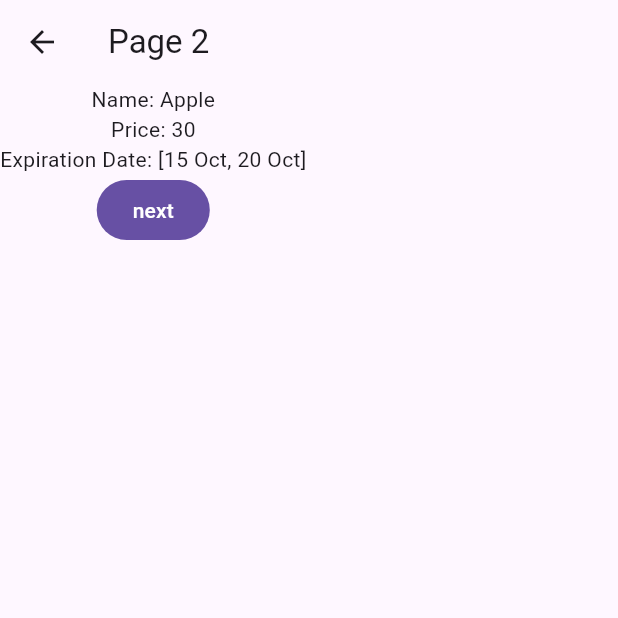
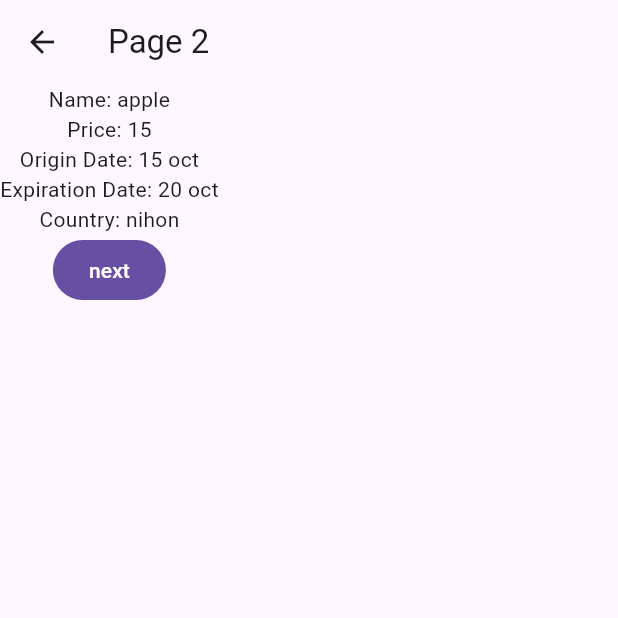
Before and after one commit to 6631501193-blip/flutter_application_, a Flutter app: the Page2 screen opened directly, on a phone screen of 412 x 824 dp, the top half of it. Run offline on Flutter 3.47's test engine with Material 3 defaults, Android fonts, the phone set to English and light mode, and no system bars.

Commit message:
another data transfer

```diff
--- /dev/null
+++ b/lib/week08/fruit.dart
@@ -0,0 +1,14 @@
+class Fruit {
+  String name;
+  int price;
+  List date;
+  String country;
+
+  Fruit(
+     this.name,
+    this.price,
+   this.date,
+     this.country,
+  );
+
+}
--- a/lib/week08/page1.dart
+++ b/lib/week08/page1.dart
@@ -1,4 +1,5 @@
 import 'package:flutter/material.dart';
+import 'package:flutter_application_/week08/fruit.dart';
 import 'package:flutter_application_/week08/page2.dart';
 
 class Page1 extends StatelessWidget {
@@ -16,7 +17,7 @@ class Page1 extends StatelessWidget {
               context,
               MaterialPageRoute(
                 builder: (context) =>
-                    Page2(name: 'Apple', price: 30, date: ['15 Oct', '20 Oct']),
+                    Page2(fruit: Fruit('apple', 15,['15 oct', '20 oct'], 'nihon'),),
               ),
             );
           },
--- a/lib/week08/page2.dart
+++ b/lib/week08/page2.dart
@@ -1,15 +1,12 @@
 import 'package:flutter/material.dart';
+import 'package:flutter_application_/week08/fruit.dart';
 
 class Page2 extends StatelessWidget {
-  String name = '';
-  int price = 0;
-  List date = [];
+Fruit fruit;
 
   Page2({
     super.key,
-    required this.name,
-    required this.price,
-    required this.date,
+    required this.fruit
   });
 
   @override
@@ -22,9 +19,11 @@ class Page2 extends StatelessWidget {
       appBar: AppBar(title: Text('Page 2')),
       body: Column(
         children: [
-          Text('Name: $name'),
-          Text('Price: $price'),
-          Text('Expiration Date: $date'),
+          Text('Name: ${fruit.name}'),
+          Text('Price: ${fruit.price}'),
+          Text('Origin Date: ${fruit.date[0]}'),
+            Text('Expiration Date: ${fruit.date[1]}'),
+            Text('Country: ${fruit.country}'),
           FilledButton(
             onPressed: () {
               Navigator.pop(context);
```
